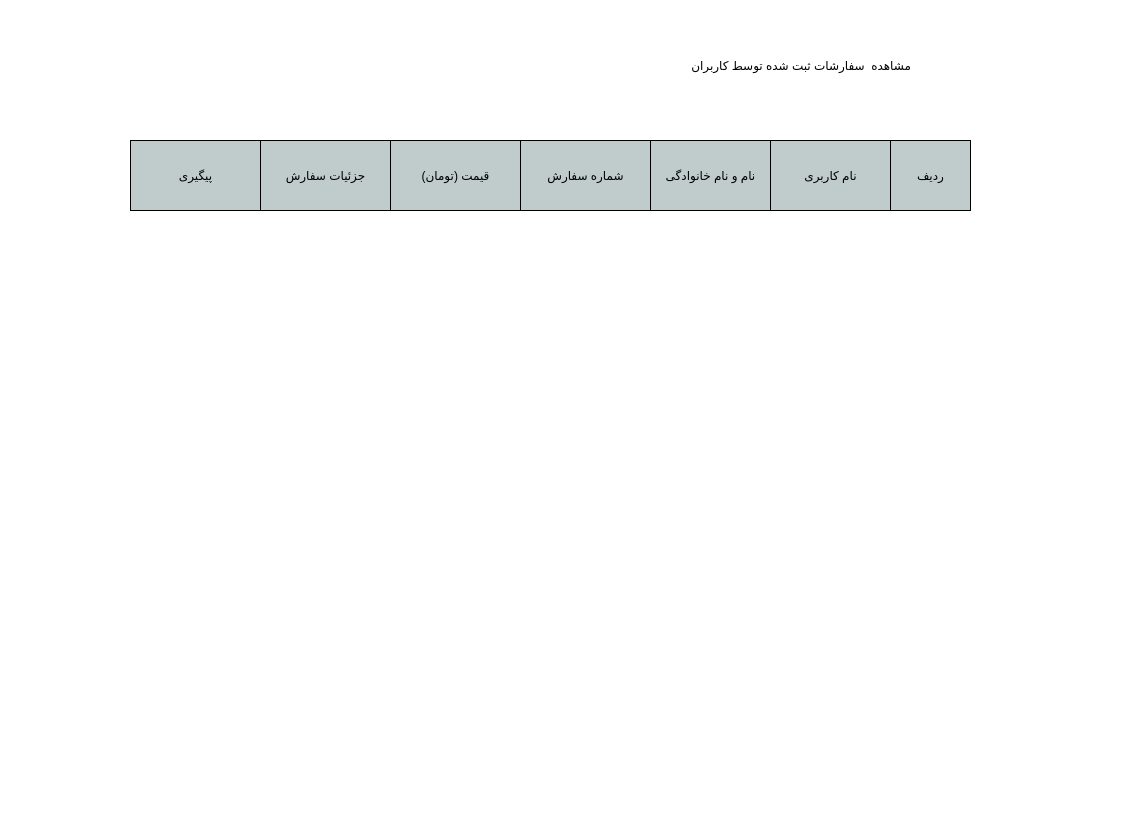
Above: OnlineShop/uiDesigns/OperatorHadnelOrdersUI.ui from AP-1400-2/G2-Final before the change. Below: the same form after it.
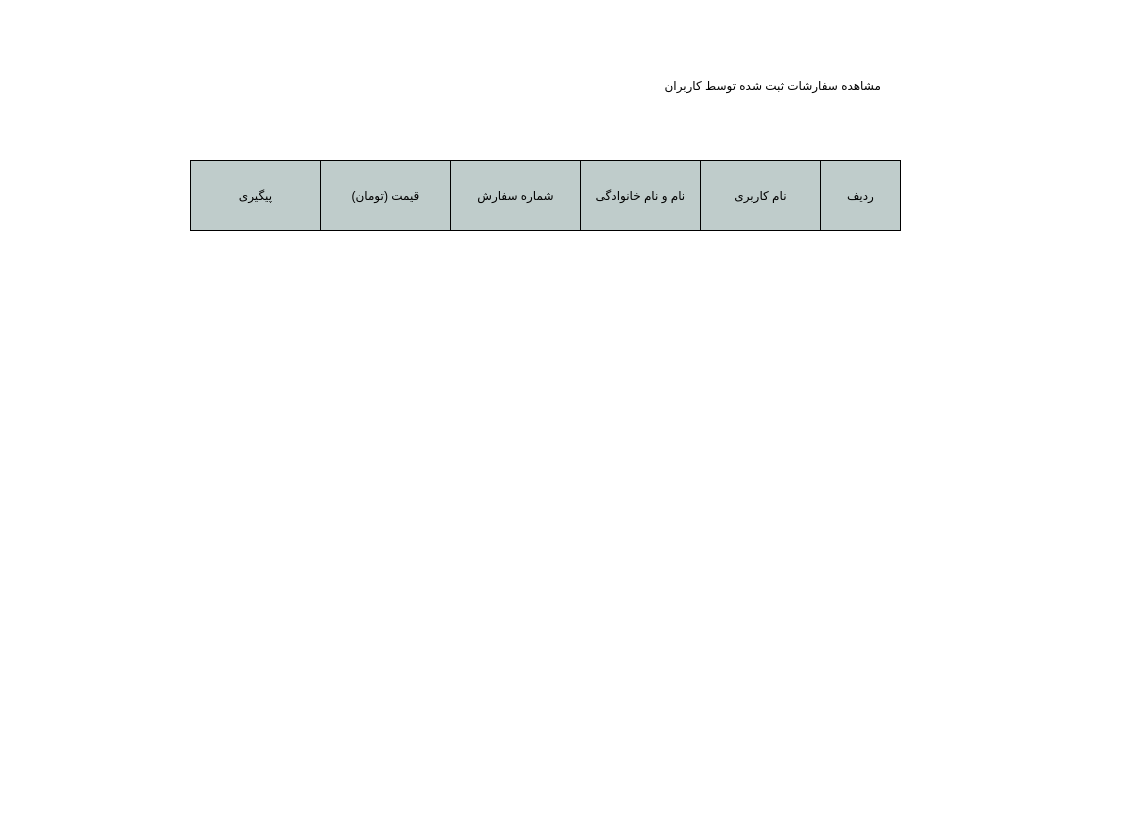
That is the form after the change. Icons and pictures are not drawn.

Commit message: added offers&orders managment to operatorUI , added userFactor to loginUserUI , added new Icons to mainWindow

What changed in the file:
```diff
--- a/OnlineShop/uiDesigns/OperatorHadnelOrdersUI.ui
+++ b/OnlineShop/uiDesigns/OperatorHadnelOrdersUI.ui
@@ -21,8 +21,8 @@
   <widget class="QLabel" name="label">
    <property name="geometry">
     <rect>
-     <x>190</x>
-     <y>30</y>
+     <x>160</x>
+     <y>50</y>
      <width>721</width>
      <height>71</height>
     </rect>
@@ -31,48 +31,30 @@
     <string notr="true">font: 28pt &quot;B narm&quot;;</string>
    </property>
    <property name="text">
-    <string>مشاهده  سفارشات ثبت شده توسط کاربران</string>
+    <string>مشاهده سفارشات ثبت شده توسط کاربران</string>
    </property>
   </widget>
-  <widget class="QPushButton" name="pushButton">
+  <widget class="QLabel" name="label_10">
    <property name="geometry">
     <rect>
-     <x>770</x>
-     <y>140</y>
-     <width>121</width>
-     <height>71</height>
+     <x>20</x>
+     <y>30</y>
+     <width>55</width>
+     <height>51</height>
     </rect>
    </property>
-   <property name="styleSheet">
-    <string notr="true">border:1px solid #000;
-background-color: rgb(191, 204, 203);</string>
-   </property>
    <property name="text">
-    <string>نام کاربری</string>
+    <string/>
    </property>
-  </widget>
-  <widget class="QPushButton" name="pushButton_2">
-   <property name="geometry">
-    <rect>
-     <x>650</x>
-     <y>140</y>
-     <width>121</width>
-     <height>71</height>
-    </rect>
-   </property>
-   <property name="styleSheet">
-    <string notr="true">border:1px solid #000;
-background-color: rgb(191, 204, 203);</string>
-   </property>
-   <property name="text">
-    <string>نام و نام خانوادگی</string>
+   <property name="pixmap">
+    <pixmap>../Tools/imgs/refresh_btn.jpg</pixmap>
    </property>
   </widget>
   <widget class="QPushButton" name="pushButton_3">
    <property name="geometry">
     <rect>
-     <x>520</x>
-     <y>140</y>
+     <x>450</x>
+     <y>160</y>
      <width>131</width>
      <height>71</height>
     </rect>
@@ -85,11 +67,28 @@
     <string>شماره سفارش</string>
    </property>
   </widget>
+  <widget class="QPushButton" name="pushButton_2">
+   <property name="geometry">
+    <rect>
+     <x>580</x>
+     <y>160</y>
+     <width>121</width>
+     <height>71</height>
+    </rect>
+   </property>
+   <property name="styleSheet">
+    <string notr="true">border:1px solid #000;
+background-color: rgb(191, 204, 203);</string>
+   </property>
+   <property name="text">
+    <string>نام و نام خانوادگی</string>
+   </property>
+  </widget>
   <widget class="QPushButton" name="pushButton_5">
    <property name="geometry">
     <rect>
-     <x>390</x>
-     <y>140</y>
+     <x>320</x>
+     <y>160</y>
      <width>131</width>
      <height>71</height>
     </rect>
@@ -102,11 +101,28 @@
     <string>قیمت (تومان)</string>
    </property>
   </widget>
+  <widget class="QPushButton" name="pushButton_7">
+   <property name="geometry">
+    <rect>
+     <x>190</x>
+     <y>160</y>
+     <width>131</width>
+     <height>71</height>
+    </rect>
+   </property>
+   <property name="styleSheet">
+    <string notr="true">border:1px solid #000;
+background-color: rgb(191, 204, 203);</string>
+   </property>
+   <property name="text">
+    <string>پیگیری</string>
+   </property>
+  </widget>
   <widget class="QPushButton" name="pushButton_4">
    <property name="geometry">
     <rect>
-     <x>890</x>
-     <y>140</y>
+     <x>820</x>
+     <y>160</y>
      <width>81</width>
      <height>71</height>
     </rect>
@@ -119,12 +135,12 @@
     <string>ردیف</string>
    </property>
   </widget>
-  <widget class="QPushButton" name="pushButton_6">
+  <widget class="QPushButton" name="pushButton">
    <property name="geometry">
     <rect>
-     <x>260</x>
-     <y>140</y>
-     <width>131</width>
+     <x>700</x>
+     <y>160</y>
+     <width>121</width>
      <height>71</height>
     </rect>
    </property>
@@ -133,41 +149,28 @@
 background-color: rgb(191, 204, 203);</string>
    </property>
    <property name="text">
-    <string>جزئیات سفارش</string>
+    <string>نام کاربری</string>
    </property>
   </widget>
-  <widget class="QPushButton" name="pushButton_7">
-   <property name="geometry">
-    <rect>
-     <x>130</x>
-     <y>140</y>
-     <width>131</width>
-     <height>71</height>
-    </rect>
-   </property>
-   <property name="styleSheet">
-    <string notr="true">border:1px solid #000;
-background-color: rgb(191, 204, 203);</string>
-   </property>
-   <property name="text">
-    <string>پیگیری</string>
-   </property>
-  </widget>
-  <widget class="QLabel" name="label_10">
+  <widget class="QPushButton" name="refresh_btn">
    <property name="geometry">
     <rect>
      <x>20</x>
      <y>30</y>
-     <width>55</width>
-     <height>61</height>
+     <width>51</width>
+     <height>51</height>
     </rect>
    </property>
+   <property name="cursor">
+    <cursorShape>PointingHandCursor</cursorShape>
+   </property>
+   <property name="styleSheet">
+    <string notr="true">background-color:transparent;
+border:none;</string>
+   </property>
    <property name="text">
     <string/>
    </property>
-   <property name="pixmap">
-    <pixmap>../Tools/imgs/refresh_btn.jpg</pixmap>
-   </property>
   </widget>
  </widget>
  <resources/>
```
The commit also changes 35 other files.
